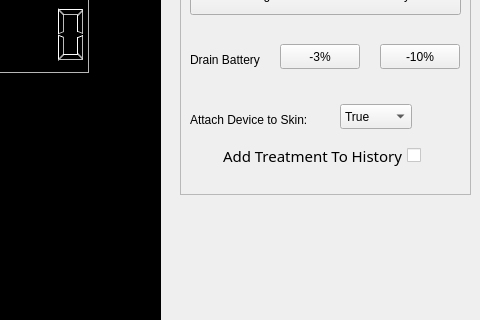
Qt form MLGproject/mainwindow.ui (MinhThong14/Cranial-Electrical-Stimulation-Device-Simulator) before a commit; both pictures show x 640 to 1120 and y 106 to 426 of the 1120 by 600 pixel window.
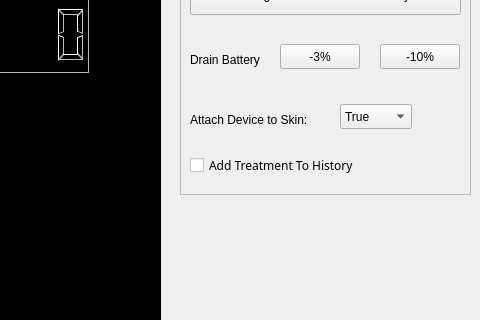
The same form after that commit. Icons and pictures are not drawn.

```diff
--- a/MLGproject/mainwindow.ui
+++ b/MLGproject/mainwindow.ui
@@ -883,8 +883,8 @@
     <widget class="QCheckBox" name="checkBox">
      <property name="geometry">
       <rect>
-       <x>30</x>
-       <y>240</y>
+       <x>10</x>
+       <y>250</y>
        <width>211</width>
        <height>23</height>
       </rect>
@@ -982,12 +982,16 @@
      </property>
      <property name="font">
       <font>
-       <family>Noto Sans Adlam</family>
-       <pointsize>11</pointsize>
+       <family>Noto Sans</family>
+       <pointsize>9</pointsize>
        <weight>50</weight>
+       <italic>false</italic>
        <bold>false</bold>
       </font>
      </property>
+     <property name="layoutDirection">
+      <enum>Qt::LeftToRight</enum>
+     </property>
      <property name="autoFillBackground">
       <bool>false</bool>
      </property>
```
Left out of the diff: 15 changed lines with no effect on the pictures.
